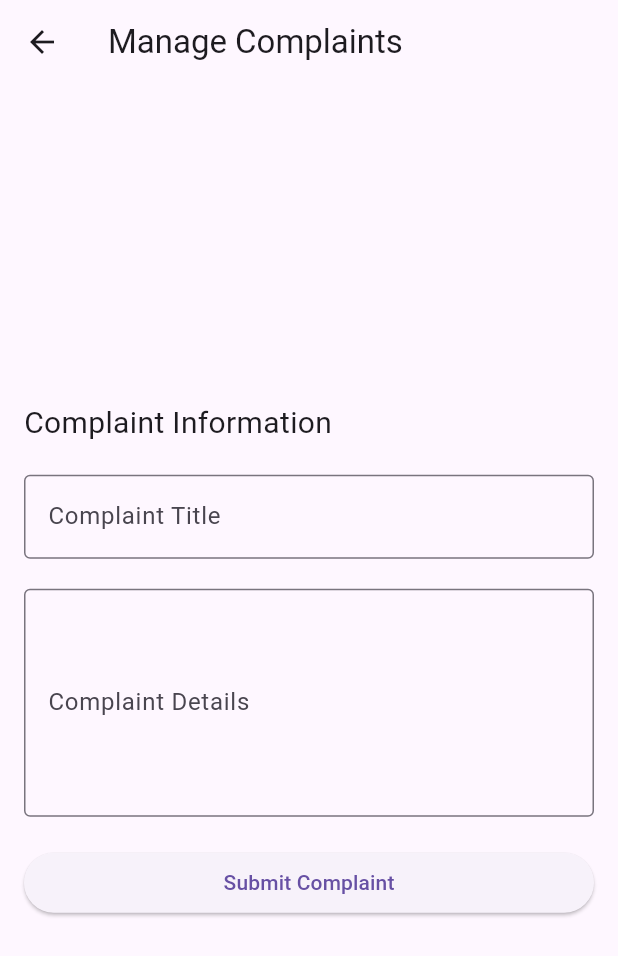
After one commit to SarraBenAmmar/Frontsmarn, a Flutter app: the AdminDashboard screen opened directly, after a tap on "Manage Complaints", on a phone screen of 412 x 824 dp. The commit adds this screen. Shown: the top 956 px of the screen. Run offline on Flutter 3.47's test engine with Material 3 defaults, Android fonts, the phone set to English and light mode, and no system bars.

Commit message:
changes dashbord

```diff
--- a/lib/SelectionPage.dart
+++ b/lib/SelectionPage.dart
@@ -1,6 +1,5 @@
 import 'package:flutter/material.dart';
 import 'package:smarn/student_form.dart';
-import 'package:smarn/teacher_form.dart';
 import 'package:smarn/admin_form.dart'; // Import the AdminForm widget
 
 class SelectionPage extends StatelessWidget {
@@ -55,8 +54,7 @@ class SelectionPage extends StatelessWidget {
                   onTap: () {
                     Navigator.push(
                       context,
-                      MaterialPageRoute(
-                          builder: (context) =>  AdminForm()),
+                      MaterialPageRoute(builder: (context) => AdminForm()),
                     );
                   },
                 ),
--- a/lib/admin_dashboard.dart
+++ b/lib/admin_dashboard.dart
@@ -1,57 +1,64 @@
 import 'package:flutter/material.dart';
+import 'package:smarn/manage_complaints_form.dart';
+import 'package:smarn/manage_students_form.dart';
+import 'package:smarn/manage_subjects_form.dart';
+import 'package:smarn/manage_teachers_form.dart';
+import 'package:smarn/manage_timetables_form.dart';
+import 'package:smarn/space_constraints_form.dart';
+import 'package:smarn/time_constraints_form.dart';
 
 class AdminDashboard extends StatelessWidget {
+  const AdminDashboard({super.key});
+
   @override
   Widget build(BuildContext context) {
     return Scaffold(
-      backgroundColor: Colors.white,
+      backgroundColor: const Color(0xFFF5F5F5), // Light neutral background
       appBar: AppBar(
         title: const Text('Admin Dashboard'),
-        backgroundColor: const Color.fromARGB(255, 83, 202, 228),
+        backgroundColor: const Color(0xFF3A86FF), // Deep modern blue
+        elevation: 4, // Slight elevation for shadow effect
       ),
       body: Row(
         children: [
-          // Sidebar
+          // Sidebar with darker color for contrast
           Container(
-            width: 180,
-            color: const Color.fromARGB(255, 172, 172, 172),
+            width: 200,
+            decoration: const BoxDecoration(
+              color: Color(0xFF023E8A), // Dark blue sidebar
+              boxShadow: [
+                BoxShadow(blurRadius: 10, color: Colors.black12)
+              ], // Shadow for depth
+            ),
             child: ListView(
               padding: const EdgeInsets.all(8),
               children: [
-                ListTile(
-                  title: const Text('Manage Teachers'),
-                  onTap: () {
-                    // Add navigation or action here
-                  },
-                ),
-                ListTile(
-                  title: const Text('Manage Timetables'),
-                  onTap: () {
-                    // Add navigation or action here
-                  },
-                ),
-                ListTile(
-                  title: const Text('Manage Complaints'),
-                  onTap: () {
-                    // Add navigation or action here
-                  },
-                ),
+                _buildSidebarItem(context, Icons.person_outline,
+                    'Manage Teachers', const ManageTeachersForm()),
+                _buildSidebarItem(context, Icons.schedule, 'Manage Timetables',
+                    const ManageTimetablesForm()),
+                _buildSidebarItem(context, Icons.report_problem_outlined,
+                    'Manage Complaints', const ManageComplaintsForm()),
               ],
             ),
           ),
-          // Main Content
+          // Main Content with card animations
           Expanded(
             child: Padding(
               padding: const EdgeInsets.all(16.0),
               child: GridView.count(
                 crossAxisCount: 2,
-                crossAxisSpacing: 10,
-                mainAxisSpacing: 10,
+                crossAxisSpacing: 20,
+                mainAxisSpacing: 20,
                 children: [
-                  _buildDashboardButton('Manage Students'),
-                  _buildDashboardButton('Manage Subjects'),
-                  _buildDashboardButton('Manage Time Constraints'),
-                  _buildDashboardButton('Manage Space Constraints'),
+                  _buildAnimatedDashboardCard(context, 'Manage Students',
+                      Icons.group, const ManageStudentsForm()),
+                  _buildAnimatedDashboardCard(context, 'Manage Subjects',
+                      Icons.book_outlined, const ManageSubjectsForm()),
+                  _buildAnimatedDashboardCard(context, 'Time Constraints',
+                      Icons.timer_outlined, const TimeConstraintsForm()),
+                  _buildAnimatedDashboardCard(context, 'Space Constraints',
+                      Icons.location_on_outlined, const SpaceConstraintsForm()),
                 ],
               ),
             ),
@@ -61,14 +68,78 @@ class AdminDashboard extends StatelessWidget {
     );
   }
 
-  Widget _buildDashboardButton(String title) {
-    return ElevatedButton(
-      onPressed: () {
-        // Add functionality for each button
+  // Sidebar item with hover effect and icon
+  Widget _buildSidebarItem(
+      BuildContext context, IconData icon, String title, Widget page) {
+    return Padding(
+      padding: const EdgeInsets.symmetric(vertical: 10),
+      child: ListTile(
+        leading: Icon(icon, color: Colors.white, size: 24),
+        title: Text(
+          title,
+          style: const TextStyle(color: Colors.white, fontSize: 16),
+        ),
+        tileColor: Colors.transparent,
+        onTap: () {
+          Navigator.push(
+            context,
+            MaterialPageRoute(
+                builder: (context) => page), // Navigate to the specified page
+          );
+        },
+        hoverColor: Colors.white24,
+      ),
+    );
+  }
+
+  // Dashboard card with 3D effect, shadow, and hover animation
+  Widget _buildAnimatedDashboardCard(
+      BuildContext context, String title, IconData icon, Widget page) {
+    return GestureDetector(
+      onTap: () {
+        Navigator.push(
+            context,
+            MaterialPageRoute(
+                builder: (context) => page)); // Navigate to the specified page
       },
-      child: Text(title, style: const TextStyle(fontSize: 18)),
-      style: ElevatedButton.styleFrom(
-        padding: const EdgeInsets.all(20),
+      child: AnimatedContainer(
+        duration: const Duration(milliseconds: 200),
+        decoration: BoxDecoration(
+          borderRadius: BorderRadius.circular(20),
+          color: Colors.white,
+          boxShadow: [
+            BoxShadow(
+              color: Colors.grey.withOpacity(0.2),
+              spreadRadius: 4,
+              blurRadius: 8,
+              offset: const Offset(0, 5), // Creates 3D-like shadow
+            ),
+          ],
+        ),
+        child: InkWell(
+          splashColor:
+              const Color(0xFF3A86FF).withOpacity(0.3), // Splash effect
+          borderRadius: BorderRadius.circular(20),
+          child: Padding(
+            padding: const EdgeInsets.all(20.0),
+            child: Column(
+              mainAxisAlignment: MainAxisAlignment.center,
+              children: [
+                Icon(icon, size: 50, color: const Color(0xFF3A86FF)),
+                const SizedBox(height: 20),
+                Text(
+                  title,
+                  style: const TextStyle(
+                    fontSize: 18,
+                    fontWeight: FontWeight.bold,
+                    color: Color(0xFF023E8A), // Same as sidebar for uniformity
+                  ),
+                  textAlign: TextAlign.center,
+                ),
+              ],
+            ),
+          ),
+        ),
       ),
     );
   }
--- a/lib/admin_form.dart
+++ b/lib/admin_form.dart
@@ -4,6 +4,8 @@ import 'package:smarn/admin_dashboard.dart';
 void main() => runApp(MyApp());
 
 class MyApp extends StatelessWidget {
+  const MyApp({super.key});
+
   @override
   Widget build(BuildContext context) {
     return MaterialApp(
@@ -101,11 +103,13 @@ class _AdminFormState extends State<AdminForm> {
                             _passwordController.text == 'admin') {
                           Navigator.push(
                             context,
-      MaterialPageRoute(builder: (context) => AdminDashboard()),
+                            MaterialPageRoute(
+                                builder: (context) => AdminDashboard()),
                           );
                         } else {
                           ScaffoldMessenger.of(context).showSnackBar(
-      const SnackBar(content: Text('Invalid credentials')),
+                            const SnackBar(
+                                content: Text('Invalid credentials')),
                           );
                         }
                       }
--- /dev/null
+++ b/lib/manage_complaints_form.dart
@@ -0,0 +1,80 @@
+import 'package:flutter/material.dart';
+
+class ManageComplaintsForm extends StatefulWidget {
+  const ManageComplaintsForm({super.key});
+
+  @override
+  _ManageComplaintsFormState createState() => _ManageComplaintsFormState();
+}
+
+class _ManageComplaintsFormState extends State<ManageComplaintsForm> {
+  final _formKey = GlobalKey<FormState>();
+  final TextEditingController _complaintTitleController =
+      TextEditingController();
+  final TextEditingController _complaintDetailsController =
+      TextEditingController();
+
+  @override
+  Widget build(BuildContext context) {
+    return Scaffold(
+      appBar: AppBar(title: const Text("Manage Complaints")),
+      body: Center(
+        // Utilisation du widget Center pour centrer le contenu
+        child: Padding(
+          padding: const EdgeInsets.all(16.0),
+          child: Form(
+            key: _formKey,
+            child: ListView(
+              shrinkWrap:
+                  true, // Permet de réduire la taille du ListView pour le centrer
+              children: [
+                const Text("Complaint Information",
+                    style: TextStyle(fontSize: 20)),
+                const SizedBox(height: 20),
+                TextFormField(
+                  controller: _complaintTitleController,
+                  decoration: const InputDecoration(
+                    labelText: "Complaint Title",
+                    border: OutlineInputBorder(),
+                  ),
+                  validator: (value) {
+                    if (value == null || value.isEmpty) {
+                      return "Please enter complaint title";
+                    }
+                    return null;
+                  },
+                ),
+                const SizedBox(height: 20),
+                TextFormField(
+                  controller: _complaintDetailsController,
+                  decoration: const InputDecoration(
+                    labelText: "Complaint Details",
+                    border: OutlineInputBorder(),
+                  ),
+                  maxLines: 5,
+                  validator: (value) {
+                    if (value == null || value.isEmpty) {
+                      return "Please enter complaint details";
+                    }
+                    return null;
+                  },
+                ),
+                const SizedBox(height: 20),
+                ElevatedButton(
+                  onPressed: () {
+                    if (_formKey.currentState!.validate()) {
+                      ScaffoldMessenger.of(context).showSnackBar(
+                        const SnackBar(content: Text("Complaint Submitted")),
+                      );
+                    }
+                  },
+                  child: const Text("Submit Complaint"),
+                ),
+              ],
+            ),
+          ),
+        ),
+      ),
+    );
+  }
+}
```
Also changed, not shown: lib/home.dart (+17 -12 lines), lib/manage_students_form.dart (added, +77 -0 lines), lib/manage_subjects_form.dart (added, +79 -0 lines), lib/manage_teachers_form.dart (added, +80 -0 lines), lib/manage_timetables_form.dart (added, +77 -0 lines), lib/space_constraints_form.dart (added, +65 -0 lines), lib/time_constraints_form.dart (added, +65 -0 lines), pubspec.yaml (+6 -8 lines), assets/img/i2.jpg (added), assets/img/timetable.webp (deleted), pubspec.lock. Lines whose indentation alone changed are shown as unchanged.
